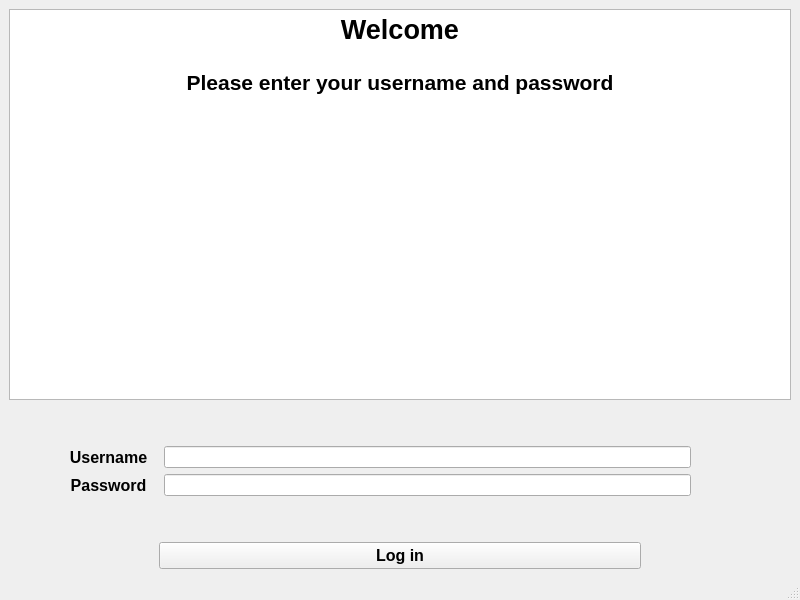
Qt form 3-LogInApp/loginpage.ui (mahmoudahmedibrahim5/Qt_Cpp) before a commit.
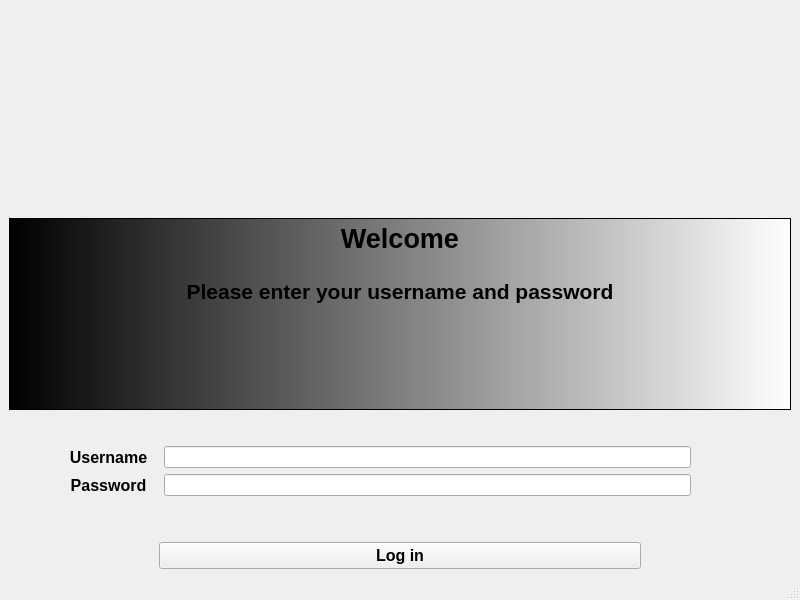
The same form after that commit. Icons and pictures are not drawn.

Commit message: Add image and background (StyleSheet)

```diff
--- a/3-LogInApp/loginpage.ui
+++ b/3-LogInApp/loginpage.ui
@@ -28,15 +28,20 @@
    <enum>Qt::LayoutDirection::LeftToRight</enum>
   </property>
   <widget class="QWidget" name="centralwidget">
+   <property name="styleSheet">
+    <string notr="true">background-image: url(:/resource/img/Background_Natural background.jpeg);</string>
+   </property>
    <layout class="QGridLayout" name="gridLayout">
-    <item row="0" column="0">
+    <item row="1" column="0">
      <layout class="QVBoxLayout" name="verticalLayout_2">
       <item>
+       <layout class="QHBoxLayout" name="horizontalLayout_4">
+        <item>
        <widget class="QTextBrowser" name="textBrowser">
         <property name="sizePolicy">
-         <sizepolicy hsizetype="Expanding" vsizetype="Preferred">
-          <horstretch>0</horstretch>
-          <verstretch>20</verstretch>
+           <sizepolicy hsizetype="Preferred" vsizetype="Preferred">
+            <horstretch>80</horstretch>
+            <verstretch>30</verstretch>
          </sizepolicy>
         </property>
         <property name="font">
@@ -45,6 +50,9 @@
           <bold>false</bold>
          </font>
         </property>
+          <property name="styleSheet">
+           <string notr="true">background-color: qlineargradient(spread:pad, x1:0, y1:0, x2:1, y2:0, stop:0 rgba(0, 0, 0, 255), stop:1 rgba(255, 255, 255, 255));</string>
+          </property>
         <property name="html">
          <string>&lt;!DOCTYPE HTML PUBLIC &quot;-//W3C//DTD HTML 4.0//EN&quot; &quot;http://www.w3.org/TR/REC-html40/strict.dtd&quot;&gt;
 &lt;html&gt;&lt;head&gt;&lt;meta name=&quot;qrichtext&quot; content=&quot;1&quot; /&gt;&lt;meta charset=&quot;utf-8&quot; /&gt;&lt;style type=&quot;text/css&quot;&gt;
@@ -59,6 +67,8 @@
         </property>
        </widget>
       </item>
+       </layout>
+      </item>
       <item>
        <spacer name="verticalSpacer">
         <property name="orientation">
@@ -67,7 +77,7 @@
         <property name="sizeHint" stdset="0">
          <size>
           <width>20</width>
-          <height>40</height>
+          <height>30</height>
          </size>
         </property>
        </spacer>
@@ -308,6 +318,22 @@
       </item>
      </layout>
     </item>
+    <item row="0" column="0">
+     <widget class="QLabel" name="label">
+      <property name="sizePolicy">
+       <sizepolicy hsizetype="Preferred" vsizetype="Preferred">
+        <horstretch>20</horstretch>
+        <verstretch>30</verstretch>
+       </sizepolicy>
+      </property>
+      <property name="styleSheet">
+       <string notr="true">border-image: url(:/resource/img/download.jpeg);</string>
+      </property>
+      <property name="text">
+       <string/>
+      </property>
+     </widget>
+    </item>
    </layout>
   </widget>
   <widget class="QMenuBar" name="menubar">
```
Lines whose indentation alone changed are shown as unchanged. The commit also changes 48 other files.
